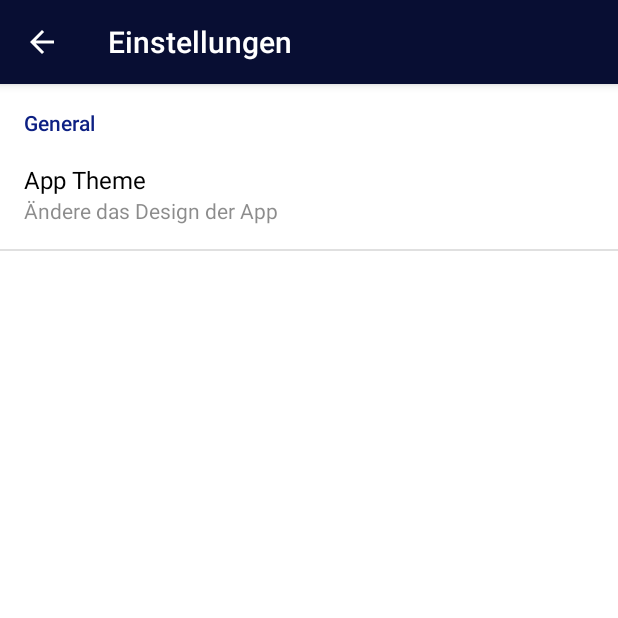
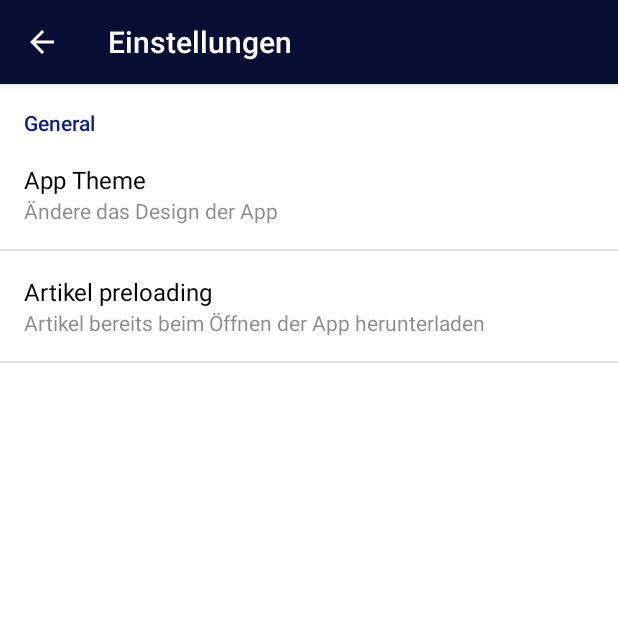
Before and after one commit to discounter24/Golems-IT-News, an Android app: the screen it shows after launch (SettingsActivity), in the options menu, after a tap on "Einstellungen", on a phone screen of 412 x 824 dp, the top half of it. Run offline under Robolectric (Android 15) with nearby library versions, the phone set to English and light mode, and no system bars; network calls fail.

Commit message:
Artikel preloading

```diff
--- a/app/src/main/AndroidManifest.xml
+++ b/app/src/main/AndroidManifest.xml
@@ -3,6 +3,7 @@
     package="dtss.golemnews">
 
     <uses-permission android:name="android.permission.INTERNET" />
+    <uses-permission android:name="android.permission.ACCESS_NETWORK_STATE" />
 
     <application
         android:allowBackup="true"
--- a/app/src/main/java/dtss/golemnews/MainActivity.java
+++ b/app/src/main/java/dtss/golemnews/MainActivity.java
@@ -1,15 +1,19 @@
 package dtss.golemnews;
 
+import android.content.Context;
 import android.content.Intent;
 import android.content.SharedPreferences;
 import android.content.res.Configuration;
 import android.graphics.Bitmap;
 import android.graphics.Rect;
+import android.net.ConnectivityManager;
+import android.net.NetworkInfo;
 import android.preference.PreferenceManager;
 import android.support.v4.widget.SwipeRefreshLayout;
 import android.support.v7.app.ActionBar;
 import android.support.v7.app.AppCompatActivity;
 import android.os.Bundle;
+import android.util.Log;
 import android.view.Menu;
 import android.view.MenuItem;
 import android.view.MotionEvent;
@@ -17,6 +21,7 @@ import android.view.View;
 import android.widget.AdapterView;
 import android.widget.ListView;
 import android.widget.ProgressBar;
+import android.widget.TextView;
 
 import dtss.golemnews.utils.ThemeUtils;
 
@@ -26,13 +31,16 @@ public class MainActivity extends AppCompatActivity implements IFeedLoadHandler,
     public static GolemFeed feed;
 
     private ListView listView;
+
     private ProgressBar progressBar;
+    private ProgressBar progressBarArticle;
+
     private SwipeRefreshLayout swipeRefreshLayout;
-
+    private TextView loadingStateRSS;
+    private TextView loadingStateArticle;
 
     @Override
     protected void onCreate(Bundle savedInstanceState) {
-
 
 
         super.onCreate(savedInstanceState);
@@ -56,11 +64,18 @@ public class MainActivity extends AppCompatActivity implements IFeedLoadHandler,
         swipeRefreshLayout.setOnRefreshListener(new SwipeRefreshLayout.OnRefreshListener() {
             @Override
             public void onRefresh() {
-                feed.updateListItems();
+                reload();
             }
         });
 
-        progressBar = findViewById((R.id.AnimationLoader));
+        progressBar = findViewById(R.id.AnimationLoader);
+        loadingStateRSS = findViewById(R.id.loadingStateRSS);
+
+        loadingStateArticle = findViewById(R.id.loadingStateArticle);
+        progressBarArticle = findViewById(R.id.articlePreloadProgress);
+
+        loadingStateArticle.setVisibility(View.GONE);
+        progressBarArticle.setVisibility(View.GONE);
 
         listView = findViewById(R.id.FeedView);
         listView.setOnItemClickListener(new AdapterView.OnItemClickListener() {
@@ -131,6 +146,9 @@ public class MainActivity extends AppCompatActivity implements IFeedLoadHandler,
     private void reload(){
         listView.setVisibility(View.INVISIBLE);
         progressBar.setVisibility(View.VISIBLE);
+        loadingStateRSS.setVisibility(View.VISIBLE);
+        loadingStateRSS.setText("Lade RSS feed..");
+
         feed.updateListItems();
     }
 
@@ -164,14 +182,65 @@ public class MainActivity extends AppCompatActivity implements IFeedLoadHandler,
     }
 
     @Override
-    public void FeedItemListLoaded(GolemFeedLoadTask.GolemFeedLoadTaskResult result, GolemFeed feed) {
+    public void FeedItemListLoaded(GolemFeedLoadTask.GolemFeedLoadTaskResult result, final GolemFeed feed) {
         adapter.data = feed.getFeedItems().toArray(new GolemFeedItem[feed.getFeedItems().size()]);
         adapter.notifyDataSetChanged();
+
         listView.setVisibility(View.VISIBLE);
-        progressBar.setVisibility(View.INVISIBLE);
+        progressBar.setVisibility(View.GONE);
+        loadingStateRSS.setVisibility(View.GONE);
         swipeRefreshLayout.setRefreshing(false);
 
+
+        try{
+            String preloadSetting = ThemeUtils.sharedPreferences.getString("appPreloadPref","wifi");
+
+            if ((preloadSetting.equalsIgnoreCase("wifi") && checkWifiOnAndConnected()) || preloadSetting.equalsIgnoreCase("always")){
+                preload();
+            } else {
+                loadingStateArticle.setVisibility(View.GONE);
+                progressBarArticle.setVisibility(View.GONE);
+            }
+        } catch (Exception ex) {
+            Log.d("MAIN_ACTIVITY",ex.toString());
+        }
     }
+
+    public void preload(){
+        final ProgressBar bar = findViewById(R.id.articlePreloadProgress);
+        final TextView loadingStateArtikel = findViewById(R.id.loadingStateArticle);
+
+
+        GolemArticle.ArticleFullyLoadedHandler loadHandler = new GolemArticle.ArticleFullyLoadedHandler() {
+            int loadedArticles = 0;
+
+            @Override
+            public void onArticleLoaded() {
+                loadedArticles++;
+
+                if (android.os.Build.VERSION.SDK_INT >= 24) {
+                    bar.setProgress(loadedArticles,true);
+                } else {
+                    bar.setProgress(loadedArticles);
+                }
+
+                loadingStateArtikel.setText("Lade Artikel herunter (" + loadedArticles + "/" + feed.getFeedItems().size() + ") ..");
+                if (loadedArticles == feed.getFeedItems().size()){
+                    bar.setVisibility(View.GONE);
+                    loadingStateArtikel.setVisibility(View.GONE);
+                } else {
+                    feed.getFeedItems().get(loadedArticles).getArticle().loadAll(this);
+                }
+            }
+        };
+        bar.setMax(feed.getFeedItems().size());
+        bar.setVisibility(View.VISIBLE);
+        loadingStateArtikel.setVisibility(View.VISIBLE);
+
+        loadingStateArtikel.setText("Lade Artikel herunter (0/" + feed.getFeedItems().size() + ") ..");
+        feed.getFeedItems().get(0).getArticle().loadAll(loadHandler);
+    }
+
 
     @Override
     public void FeedPreviewImageLoaded(GolemFeedItem sender, Bitmap image) {
@@ -186,4 +255,16 @@ public class MainActivity extends AppCompatActivity implements IFeedLoadHandler,
         }
     }
 
+
+    private boolean checkWifiOnAndConnected() {
+        try {
+            ConnectivityManager cm = (ConnectivityManager)this.getSystemService(Context.CONNECTIVITY_SERVICE);
+            NetworkInfo activeNetwork = cm.getActiveNetworkInfo();
+
+            return activeNetwork != null && activeNetwork.isConnectedOrConnecting() &&  activeNetwork.getType() == ConnectivityManager.TYPE_WIFI;
+        } catch (Exception ex) {
+            return false;
+        }
+    }
+
 }
--- a/app/src/main/res/values/arrays.xml
+++ b/app/src/main/res/values/arrays.xml
@@ -11,4 +11,18 @@
         <item>Dunkel</item>
         <item>Hell</item>
     </string-array>
+
+
+    <string-array name="preloadOptions">
+        <item>never</item>
+        <item>wifi</item>
+        <item>always</item>
+    </string-array>
+
+    <string-array name="preloadOptionValues">
+        <item>Niemals</item>
+        <item>Nur bei WLAN (Standard)</item>
+        <item>Immer</item>
+    </string-array>
+
 </resources>
--- a/app/src/main/res/xml/preferences.xml
+++ b/app/src/main/res/xml/preferences.xml
@@ -15,6 +15,16 @@
             android:entryValues="@array/darkModeOptions"
             />
 
+        <ListPreference
+            android:id="@+id/appPreloadPref"
+            android:key="appPreloadPref"
+            android:title="Artikel preloading"
+            android:summary="Artikel bereits beim Öffnen der App herunterladen"
+            android:defaultValue="wifi"
+            android:entries="@array/preloadOptionValues"
+            android:entryValues="@array/preloadOptions"
+            />
+
     </PreferenceCategory>
 
 
```
Also changed, not shown: app/src/main/java/dtss/golemnews/GolemArticle.java (+39 -7 lines), app/src/main/res/layout/activity_main.xml (+40 -7 lines), 3 other files.
